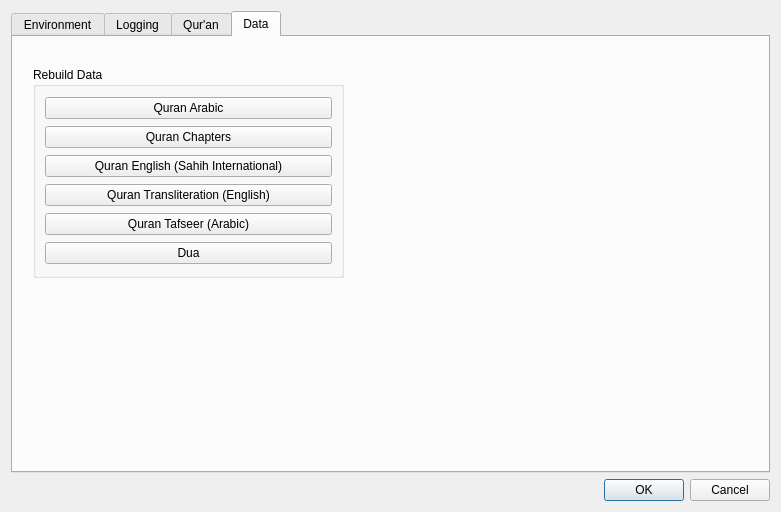
This is settings_dialog.ui in abumq/project-islam as Qt 5 draws it before an edit. The edited form follows.
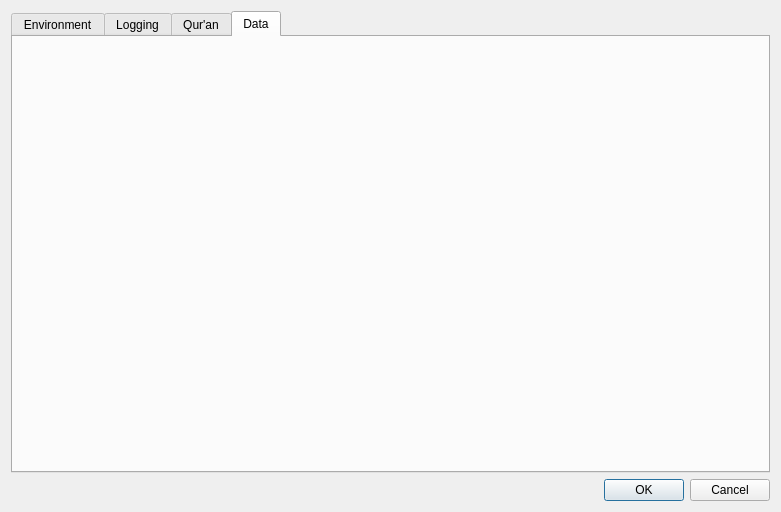
This is the edited form.

What changed in the file:
```diff
--- a/settings_dialog.ui
+++ b/settings_dialog.ui
@@ -261,69 +261,6 @@
       <attribute name="title">
        <string>Data</string>
       </attribute>
-      <widget class="QGroupBox" name="groupBox_4">
-       <property name="enabled">
-        <bool>true</bool>
-       </property>
-       <property name="geometry">
-        <rect>
-         <x>20</x>
-         <y>30</y>
-         <width>311</width>
-         <height>211</height>
-        </rect>
-       </property>
-       <property name="title">
-        <string>Rebuild Data</string>
-       </property>
-       <layout class="QVBoxLayout" name="verticalLayout_2">
-        <item>
-         <widget class="QPushButton" name="buildQuranArabic">
-          <property name="text">
-           <string>Quran Arabic</string>
-          </property>
-         </widget>
-        </item>
-        <item>
-         <widget class="QPushButton" name="buildQuranChapters">
-          <property name="text">
-           <string>Quran Chapters</string>
-          </property>
-         </widget>
-        </item>
-        <item>
-         <widget class="QPushButton" name="buildQuranEnglish">
-          <property name="text">
-           <string>Quran English (Sahih International)</string>
-          </property>
-         </widget>
-        </item>
-        <item>
-         <widget class="QPushButton" name="buildQuranTransliterationEnglish">
-          <property name="text">
-           <string>Quran Transliteration (English)</string>
-          </property>
-         </widget>
-        </item>
-        <item>
-         <widget class="QPushButton" name="pushButton_2">
-          <property name="enabled">
-           <bool>true</bool>
-          </property>
-          <property name="text">
-           <string>Quran Tafseer (Arabic)</string>
-          </property>
-         </widget>
-        </item>
-        <item>
-         <widget class="QPushButton" name="buildDua">
-          <property name="text">
-           <string>Dua</string>
-          </property>
-         </widget>
-        </item>
-       </layout>
-      </widget>
      </widget>
     </widget>
    </item>
```
